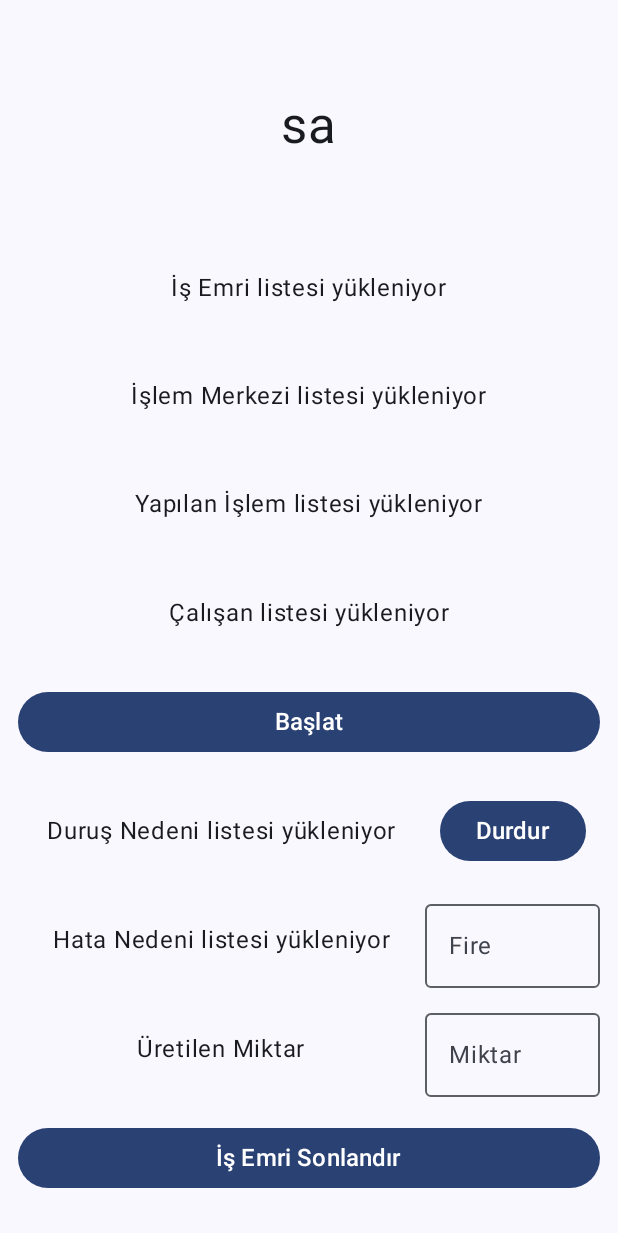
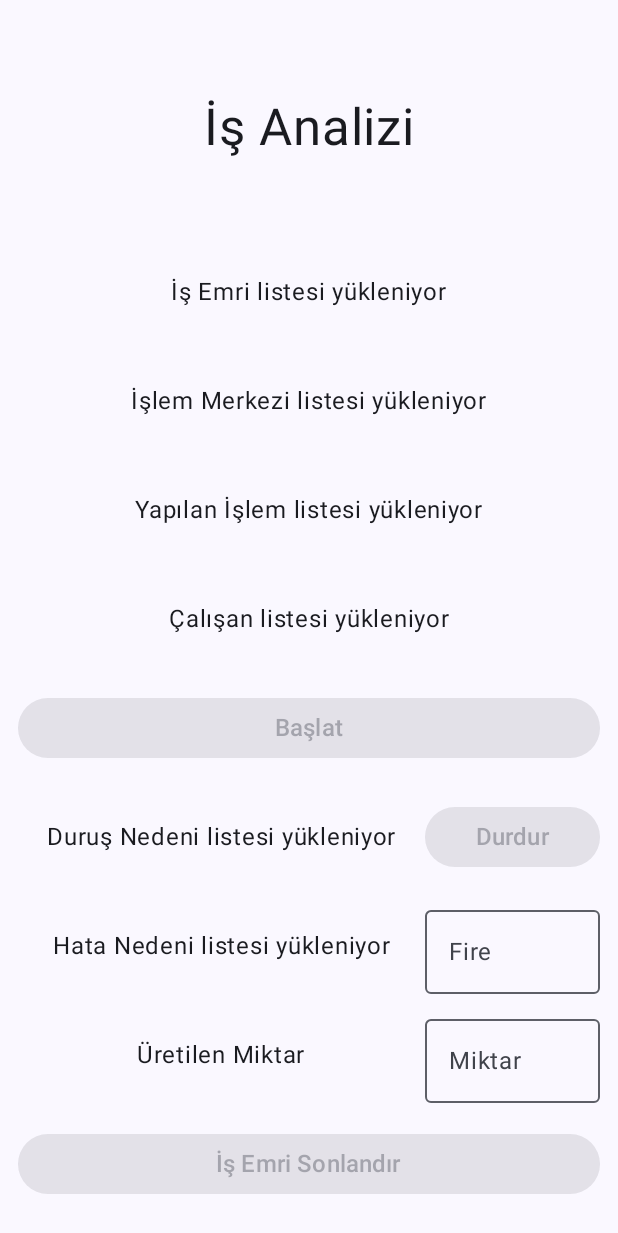
Before and after one commit to mertgoksu/JobAnalyzer, an Android app built with Jetpack Compose: the screen it shows after launch (MainActivity), on a phone screen of 412 x 824 dp. Shown: the top 1233 px of the screen. Run offline under Robolectric (Android 15) with nearby library versions, the phone set to English and light mode, and no system bars; our stand-ins replace Firebase (no records; nobody signed in at launch, a user with empty details on screens opened directly).

Commit message:
async-processes-done-buttons-logic-done-working-on-firebase

```diff
--- a/app/src/main/java/com/mertg/jobanalyzer/view/MainPage.kt
+++ b/app/src/main/java/com/mertg/jobanalyzer/view/MainPage.kt
@@ -1,115 +1,72 @@
 package com.mertg.jobanalyzer.view
 
-import androidx.compose.foundation.layout.Arrangement
-import androidx.compose.foundation.layout.Box
-import androidx.compose.foundation.layout.Column
-import androidx.compose.foundation.layout.PaddingValues
-import androidx.compose.foundation.layout.Row
-import androidx.compose.foundation.layout.fillMaxSize
-import androidx.compose.foundation.layout.fillMaxWidth
-import androidx.compose.foundation.layout.padding
+import android.widget.Toast
+import androidx.compose.foundation.layout.*
 import androidx.compose.foundation.text.KeyboardOptions
 import androidx.compose.material3.Button
-import androidx.compose.material3.CircularProgressIndicator
 import androidx.compose.material3.OutlinedTextField
 import androidx.compose.material3.Text
-import androidx.compose.runtime.Composable
-import androidx.compose.runtime.LaunchedEffect
-import androidx.compose.runtime.getValue
-import androidx.compose.runtime.mutableStateOf
-import androidx.compose.runtime.remember
-import androidx.compose.runtime.setValue
+import androidx.compose.runtime.*
 import androidx.compose.ui.Alignment
 import androidx.compose.ui.Modifier
 import androidx.compose.ui.platform.LocalContext
 import androidx.compose.ui.text.input.KeyboardType
-import androidx.compose.ui.tooling.preview.Preview
 import androidx.compose.ui.unit.dp
 import androidx.compose.ui.unit.sp
 import androidx.lifecycle.viewmodel.compose.viewModel
 import com.mertg.jobanalyzer.util.DropdownField
 import com.mertg.jobanalyzer.viewmodel.MainPageViewModel
-import kotlinx.coroutines.joinAll
-import kotlinx.coroutines.launch
 
 @Composable
-fun MainPage(innerPadding : PaddingValues) {
-
+fun MainPage(innerPadding: PaddingValues) {
     val mainPageViewModel: MainPageViewModel = viewModel()
-
     val context = LocalContext.current
 
     var isEmriKodList by remember { mutableStateOf(listOf<String>()) }
-    var selectedIsEmriKod by remember { mutableStateOf("") }
     var islemMerkeziKodList by remember { mutableStateOf(listOf<String>()) }
-    var selectedIslemMerkeziKod by remember { mutableStateOf("") }
     var yapilanIslemList by remember { mutableStateOf(listOf<String>()) }
-    var selectedYapilanIslem by remember { mutableStateOf("") }
     var calisanNoList by remember { mutableStateOf(listOf<String>()) }
-    var selectedCalisanNo by remember { mutableStateOf("") }
     var durusNedenleriList by remember { mutableStateOf(listOf<String>()) }
-    var selectedDurusNedenleri by remember { mutableStateOf("") }
     var hataNedenleriList by remember { mutableStateOf(listOf<String>()) }
-    var selectedHataNedenleri by remember { mutableStateOf("") }
-    var fireAmount by remember { mutableStateOf("") }
-    var uretilenAmount by remember { mutableStateOf("") }
 
     var isLoading by remember { mutableStateOf(true) }
     var isDataLoaded by remember { mutableStateOf(false) }
 
     LaunchedEffect(Unit) {
         isLoading = true
-        val jobs = listOf(
-            launch {
-                mainPageViewModel.getItem(context, "IsEmriKod", "diiDGUUZr4UU5VLwRks3") { names ->
-                    isEmriKodList = names ?: listOf()
-                }
-            },
-            launch {
-                mainPageViewModel.getItem(context, "IslemMerkeziKod", "4t1NFCNOJwltlkgJnxiy") { names ->
-                    islemMerkeziKodList = names ?: listOf()
-                }
-            },
-            launch {
-                mainPageViewModel.getItem(context, "YapilanIslem", "4s20cIquhfhJZw0Tw5wo") { names ->
-                    yapilanIslemList = names ?: listOf()
-                }
-            },
-            launch {
-                mainPageViewModel.getItem(context, "CalisanNo", "IHqXsJsWW9JluauX9Bnm") { names ->
-                    calisanNoList = names ?: listOf()
-                }
-            },
-            launch {
-                mainPageViewModel.getItem(context, "DurusNedenleri", "HCp0Kd9bGRR4LiDJHdkz") { names ->
-                    durusNedenleriList = names ?: listOf()
-                }
-            },
-            launch {
-                mainPageViewModel.getItem(context, "HataNedenleri", "jsHBoCeXySHurZnIQTcM") { names ->
-                    hataNedenleriList = names ?: listOf()
-                }
-            }
-        )
-        jobs.joinAll()
+        try {
+            val isEmriKodListDeferred = mainPageViewModel.getItemAsync(context, "IsEmriKod", "diiDGUUZr4UU5VLwRks3")
+            val islemMerkeziKodListDeferred = mainPageViewModel.getItemAsync(context, "IslemMerkeziKod", "4t1NFCNOJwltlkgJnxiy")
+            val yapilanIslemListDeferred = mainPageViewModel.getItemAsync(context, "YapilanIslem", "4s20cIquhfhJZw0Tw5wo")
+            val calisanNoListDeferred = mainPageViewModel.getItemAsync(context, "CalisanNo", "IHqXsJsWW9JluauX9Bnm")
+            val durusNedenleriListDeferred = mainPageViewModel.getItemAsync(context, "DurusNedenleri", "HCp0Kd9bGRR4LiDJHdkz")
+            val hataNedenleriListDeferred = mainPageViewModel.getItemAsync(context, "HataNedenleri", "jsHBoCeXySHurZnIQTcM")
+
+            isEmriKodList = isEmriKodListDeferred.await() ?: listOf()
+            islemMerkeziKodList = islemMerkeziKodListDeferred.await() ?: listOf()
+            yapilanIslemList = yapilanIslemListDeferred.await() ?: listOf()
+            calisanNoList = calisanNoListDeferred.await() ?: listOf()
+            durusNedenleriList = durusNedenleriListDeferred.await() ?: listOf()
+            hataNedenleriList = hataNedenleriListDeferred.await() ?: listOf()
+
             isLoading = false
             isDataLoaded = true
+        } catch (e: Exception) {
+            isLoading = false
+            Toast.makeText(context, "Veriler Alınamadı...", Toast.LENGTH_SHORT).show()
+        }
     }
 
     if (isLoading) {
-        Box(
-            modifier = Modifier.fillMaxSize(),
-            contentAlignment = Alignment.Center
-        ) {
+        Box(modifier = Modifier.fillMaxSize(), contentAlignment = Alignment.Center) {
             Text(text = "Yükleniyor...")
         }
     } else {
         Column(modifier = Modifier
             .fillMaxSize()
             .padding(innerPadding)
-            .padding(12.dp)
-            .padding(bottom = 4.dp)
-        ) {
+            .padding(12.dp)) {
+
             Row( // Header
                 modifier = Modifier
                     .fillMaxWidth()
@@ -117,7 +74,7 @@ fun MainPage(innerPadding : PaddingValues) {
                 verticalAlignment = Alignment.CenterVertically,
                 horizontalArrangement = Arrangement.Center
             ) {
-                Text("sa", fontSize = 34.sp)
+                Text("İş Analizi", fontSize = 34.sp)
             }
 
             Row( // Is Emri Kod
@@ -130,9 +87,9 @@ fun MainPage(innerPadding : PaddingValues) {
                 if (isEmriKodList.isNotEmpty()) {
                     DropdownField(
                         label = "İş Emri Kod:",
-                        selectedValue = selectedIsEmriKod,
+                        selectedValue = mainPageViewModel.selectedIsEmriKod,
                         options = isEmriKodList,
-                        onValueChange = { selectedIsEmriKod = "İş Emri Kod: \n$it" }
+                        onValueChange = { mainPageViewModel.selectedIsEmriKod = "İş Emri Kod: $it" }
                     )
                 } else {
                     Text("İş Emri listesi yükleniyor")
@@ -149,71 +106,28 @@ fun MainPage(innerPadding : PaddingValues) {
                 if (islemMerkeziKodList.isNotEmpty()) {
                     DropdownField(
                         label = "İşlem Merkezi Kod:",
-                        selectedValue = selectedIslemMerkeziKod,
-                        options = calisanNoList,
-                        onValueChange = { selectedIslemMerkeziKod = "İşlem Merkezi Kod: \n$it" }
+                        selectedValue = mainPageViewModel.selectedIslemMerkeziKod,
+                        options = islemMerkeziKodList,
+                        onValueChange = { mainPageViewModel.selectedIslemMerkeziKod ="İşlem Merkezi Kod: $it" }
                     )
                 } else {
                     Text("İşlem Merkezi listesi yükleniyor")
                 }
             }
 
-
-            /* Row(
+            Row( // Yapilan Islem
                 modifier = Modifier
                     .fillMaxWidth()
                     .weight(1f),
                 verticalAlignment = Alignment.CenterVertically,
                 horizontalArrangement = Arrangement.Center
             ) {
-                 Column( // Is Emri Kod
-                     modifier = Modifier.weight(1f),
-                     verticalArrangement = Arrangement.Center,
-                     horizontalAlignment = Alignment.CenterHorizontally
-                 ) {
-                     if (isEmriKodList.isNotEmpty()) {
-                         DropdownField(
-                             label = "İş Emri Kod:",
-                             selectedValue = selectedIsEmriKod,
-                             options = isEmriKodList,
-                             onValueChange = { selectedIsEmriKod = "İş Emri Kod: \n$it" }
-                         )
-                     } else {
-                         Text("İş Emri listesi yükleniyor")
-                     }
-                 }
-                 Column( // Islem Merkezi Kod
-                     modifier = Modifier.weight(1f),
-                     verticalArrangement = Arrangement.Center,
-                     horizontalAlignment = Alignment.CenterHorizontally
-                 ) {
-                     if (islemMerkeziKodList.isNotEmpty()) {
-                         DropdownField(
-                             label = "İşlem Merkezi Kod:",
-                             selectedValue = selectedIslemMerkeziKod,
-                             options = calisanNoList,
-                             onValueChange = { selectedIslemMerkeziKod = "İşlem Merkezi Kod: \n$it" }
-                         )
-                     } else {
-                         Text("İşlem Merkezi listesi yükleniyor")
-                     }
-                 }
-             }*/
-
-
-            Row ( // Yapilan Islem
-                modifier = Modifier
-                    .fillMaxWidth()
-                    .weight(1f),
-                verticalAlignment = Alignment.CenterVertically,
-                horizontalArrangement = Arrangement.Center
-            ){
                 if (yapilanIslemList.isNotEmpty()) {
                     DropdownField(
                         label = "Yapılan İşlem:",
-                        selectedValue = selectedYapilanIslem,
+                        selectedValue = mainPageViewModel.selectedYapilanIslem,
                         options = yapilanIslemList,
-                        onValueChange = { selectedYapilanIslem = "Yapılan İşlem: $it" }
+                        onValueChange = { mainPageViewModel.selectedYapilanIslem = "Yapılan İşlem: $it" }
                     )
                 } else {
                     Text("Yapılan İşlem listesi yükleniyor")
@@ -230,43 +144,45 @@ fun MainPage(innerPadding : PaddingValues) {
                 if (calisanNoList.isNotEmpty()) {
                     DropdownField(
                         label = "Çalışan No:",
-                        selectedValue = selectedCalisanNo,
+                        selectedValue = mainPageViewModel.selectedCalisanNo,
                         options = calisanNoList,
-                        onValueChange = { selectedCalisanNo = "Çalışan No: $it" }
+                        onValueChange = { mainPageViewModel.selectedCalisanNo = "Çalışan No: $it" }
                     )
                 } else {
                     Text("Çalışan listesi yükleniyor")
                 }
             }
 
-            Row ( // Baslat button
+            Row( // Baslat Button
                 modifier = Modifier
                     .fillMaxWidth()
                     .weight(1f),
                 verticalAlignment = Alignment.CenterVertically,
                 horizontalArrangement = Arrangement.Center
-            ){
+            ) {
                 Button(
-                    modifier = Modifier.fillMaxWidth(),
-                    onClick = { /*TODO*/ }
+                    onClick = {
+                        mainPageViewModel.onStartClicked()
+                    },
+                    enabled = mainPageViewModel.isStartEnabled
+                            && mainPageViewModel.selectedIsEmriKod.isNotEmpty()
+                            && mainPageViewModel.selectedIslemMerkeziKod.isNotEmpty()
+                            && mainPageViewModel.selectedYapilanIslem.isNotEmpty()
+                            && mainPageViewModel.selectedCalisanNo.isNotEmpty(),
+                    modifier = Modifier.fillMaxWidth()
                 ) {
                     Text(text = "Başlat", fontSize = 16.sp)
                 }
             }
 
-            Row ( // Durus Nedeni Row
+            Row( // Durus Nedeni
                 modifier = Modifier
                     .fillMaxWidth()
                     .weight(1f),
                 verticalAlignment = Alignment.CenterVertically,
                 horizontalArrangement = Arrangement.Center
-            ){
-                Row(
-                    modifier = Modifier.fillMaxSize(),
-                    verticalAlignment = Alignment.CenterVertically,
-                    horizontalArrangement = Arrangement.Center
             ) {
-                    Column( // Durus Nedenleri Dropdown
+                Column( // Durus Nedeni Dropdown
                     modifier = Modifier.weight(7f),
                     verticalArrangement = Arrangement.Center,
                     horizontalAlignment = Alignment.CenterHorizontally
@@ -274,88 +190,74 @@ fun MainPage(innerPadding : PaddingValues) {
                     if (durusNedenleriList.isNotEmpty()) {
                         DropdownField(
                             label = "Duruş Nedeni:",
-                                selectedValue = selectedDurusNedenleri,
+                            selectedValue = mainPageViewModel.selectedStopReason,
                             options = durusNedenleriList,
-                                onValueChange = { selectedDurusNedenleri = "Duruş Nedeni: $it" }
+                            onValueChange = {
+                                mainPageViewModel.onStopReasonSelected("Duruş Nedeni: $it")
+                            }
                         )
                     } else {
                         Text("Duruş Nedeni listesi yükleniyor")
                     }
                 }
-                    Column( // Durdur Button
+                Column( // Durus Nedeni DurdurButton
                     modifier = Modifier.weight(3f),
                     verticalArrangement = Arrangement.Center,
                     horizontalAlignment = Alignment.CenterHorizontally
                 ) {
                     Button(
-                            onClick = { /*TODO*/ }
+                        onClick = {
+                            mainPageViewModel.onStopClicked()
+                        },
+                        enabled = mainPageViewModel.isStopEnabled,
+                        modifier = Modifier.fillMaxWidth()
                     ) {
                         Text(text = "Durdur", fontSize = 16.sp)
                     }
                 }
             }
-            }
 
-            Row ( // Hata Nedeni Row
+            Row( // Hata Nedeni
                 modifier = Modifier
                     .fillMaxWidth()
                     .weight(1f),
                 verticalAlignment = Alignment.CenterVertically,
                 horizontalArrangement = Arrangement.Center
-            ){
-                Row(
-                    modifier = Modifier.fillMaxSize(),
-                    verticalAlignment = Alignment.CenterVertically,
-                    horizontalArrangement = Arrangement.Center
             ) {
-                    Column(
+                Column( // Hata Nedeni Dropdown
                     modifier = Modifier.weight(7f),
                     verticalArrangement = Arrangement.Center,
                     horizontalAlignment = Alignment.CenterHorizontally
                 ) {
-                        if(hataNedenleriList.isNotEmpty()){
+                    if (hataNedenleriList.isNotEmpty()) {
                         DropdownField(
                             label = "Hata Nedeni:",
-                                selectedValue = selectedHataNedenleri,
+                            selectedValue = mainPageViewModel.selectedHataNedenleri,
                             options = hataNedenleriList,
-                                onValueChange = { selectedHataNedenleri = "Hata Nedeni: $it" }
+                            onValueChange = { mainPageViewModel.onHataNedeniSelected("Hata Nedeni: $it") }
                         )
                     } else {
                         Text("Hata Nedeni listesi yükleniyor")
                     }
                 }
-
-
-                    Column(
-                        modifier = Modifier.weight(3f),
-                        verticalArrangement = Arrangement.Center,
-                        horizontalAlignment = Alignment.CenterHorizontally
-                    ) {
-                        Column(
+                Column( // Hata Nedeni Fire textfield
                     modifier = Modifier.weight(3f),
                     verticalArrangement = Arrangement.Center,
                     horizontalAlignment = Alignment.CenterHorizontally
                 ) {
                     OutlinedTextField(
-                                value = fireAmount,
-                                onValueChange = { fireAmount = it },
+                        value = mainPageViewModel.fireAmount,
+                        onValueChange = { mainPageViewModel.onFireAmountChanged(it) },
                         label = { Text("Fire") },
                         keyboardOptions = KeyboardOptions.Default.copy(keyboardType = KeyboardType.Number)
                     )
                 }
             }
-                }
-            }
 
-            Row ( // Uretilen Miktar
+            Row( // Uretilen Miktar
                 modifier = Modifier
                     .fillMaxWidth()
                     .weight(1f),
-                verticalAlignment = Alignment.CenterVertically,
-                horizontalArrangement = Arrangement.Center
-            ){
-                Row(
-                    modifier = Modifier.fillMaxWidth(),
                 verticalAlignment = Alignment.CenterVertically,
                 horizontalArrangement = Arrangement.Center
             ) {
@@ -372,25 +274,28 @@ fun MainPage(innerPadding : PaddingValues) {
                     horizontalAlignment = Alignment.CenterHorizontally
                 ) {
                     OutlinedTextField(
-                            value = uretilenAmount,
-                            onValueChange = { uretilenAmount = it },
+                        value = mainPageViewModel.uretilenAmount,
+                        onValueChange = { mainPageViewModel.onUretilenAmountChanged(it) },
                         label = { Text("Miktar") },
                         keyboardOptions = KeyboardOptions.Default.copy(keyboardType = KeyboardType.Number)
                     )
                 }
             }
-            }
 
-            Row( // Is Emri Sonlandir Button
+            Row( // İş Emri Sonlandır Button
                 modifier = Modifier
                     .fillMaxWidth()
                     .weight(1f),
                 verticalAlignment = Alignment.CenterVertically,
                 horizontalArrangement = Arrangement.Center
-            ){
+            ) {
                 Button(
-                    modifier = Modifier.fillMaxWidth(),
-                    onClick = { /*TODO*/ }) {
+                    onClick = {
+                        mainPageViewModel.onTerminateClicked()
+                    },
+                    enabled = !mainPageViewModel.isStartEnabled && mainPageViewModel.isTerminateEnabled && mainPageViewModel.isStopButtonClicked,
+                    modifier = Modifier.fillMaxWidth()
+                ) {
                     Text(text = "İş Emri Sonlandır", fontSize = 16.sp)
                 }
             }
--- a/app/src/main/java/com/mertg/jobanalyzer/viewmodel/MainPageViewModel.kt
+++ b/app/src/main/java/com/mertg/jobanalyzer/viewmodel/MainPageViewModel.kt
@@ -1,33 +1,130 @@
 package com.mertg.jobanalyzer.viewmodel
-
 
 import android.content.Context
 import android.widget.Toast
+import androidx.compose.runtime.getValue
+import androidx.compose.runtime.mutableStateOf
+import androidx.compose.runtime.setValue
 import androidx.lifecycle.ViewModel
+import androidx.lifecycle.viewModelScope
 import com.google.firebase.firestore.ktx.firestore
 import com.google.firebase.ktx.Firebase
+import com.mertg.jobanalyzer.model.JobPackage
+import kotlinx.coroutines.Deferred
+import kotlinx.coroutines.Dispatchers
+import kotlinx.coroutines.async
+import kotlinx.coroutines.tasks.await
+import kotlinx.coroutines.withContext
+import java.util.Date
 
 class MainPageViewModel : ViewModel() {
     private val db = Firebase.firestore
 
-    fun getItem(context: Context, collectionName: String, collectionPath: String, callback: (List<String>?) -> Unit) {
-        // İstenen koleksiyonundaki belgeyi al
+    var isStartEnabled by mutableStateOf(true)
+    var isStopEnabled by mutableStateOf(false)
+    var isTerminateEnabled by mutableStateOf(false)
+    var selectedStopReason by mutableStateOf("")
+
+    var selectedIsEmriKod by mutableStateOf("")
+    var selectedIslemMerkeziKod by mutableStateOf("")
+    var selectedYapilanIslem by mutableStateOf("")
+    var selectedCalisanNo by mutableStateOf("")
+
+    var selectedHataNedenleri by mutableStateOf("")
+
+    var fireAmount by mutableStateOf("")
+    var uretilenAmount by mutableStateOf("")
+
+    var jobPackage: JobPackage? by mutableStateOf(null)
+
+    var isStopButtonClicked by mutableStateOf(false)
+
+    fun onStartClicked() {
+        isStartEnabled = false
+        updateStopEnabledState()
+        isTerminateEnabled = false
+        isStopButtonClicked = false
+        createJobPackage()
+    }
+
+    private fun createJobPackage() {
+        jobPackage = JobPackage(
+            isEmriKod = selectedIsEmriKod,
+            islemMerkeziKod = selectedIslemMerkeziKod,
+            yapilanIslem = selectedYapilanIslem,
+            calisanNo = selectedCalisanNo,
+            startTime = Date() // Şu anki tarih ve saat
+        )
+    }
+
+    fun onStopReasonSelected(reason: String) {
+        selectedStopReason = reason
+        updateStopEnabledState()
+    }
+
+    fun onStopClicked() {
+        isStopEnabled = false
+        isTerminateEnabled = true
+        isStopButtonClicked = true
+    }
+
+    fun onTerminateClicked() {
+        isStartEnabled = true
+        isStopEnabled = false
+        isTerminateEnabled = false
+        selectedStopReason = ""
+
+        selectedIsEmriKod = ""
+        selectedIslemMerkeziKod = ""
+        selectedYapilanIslem = ""
+        selectedCalisanNo = ""
+        fireAmount = ""
+        uretilenAmount = ""
+    }
+
+    private fun updateStopEnabledState() {
+        isStopEnabled = selectedStopReason.isNotEmpty() && !isStartEnabled
+    }
+
+    fun onHataNedeniSelected(reason: String) {
+        selectedHataNedenleri = reason
+        updateTerminateEnabledState()
+    }
+
+    fun onFireAmountChanged(amount: String) {
+        fireAmount = amount
+        updateTerminateEnabledState()
+    }
+
+    fun onUretilenAmountChanged(amount: String) {
+        uretilenAmount = amount
+        updateTerminateEnabledState()
+    }
+
+    private fun updateTerminateEnabledState() {
+        isTerminateEnabled = isStopButtonClicked &&
+                selectedHataNedenleri.isNotEmpty() &&
+                fireAmount.isNotEmpty() &&
+                uretilenAmount.isNotEmpty()
+    }
+
+    fun getItemAsync(context: Context, collectionName: String, collectionPath: String): Deferred<List<String>?> = viewModelScope.async {
         val docRef = db.collection(collectionName).document(collectionPath)
-
-        docRef.get()
-            .addOnSuccessListener { document ->
-                if (document != null && document.exists()) {
-                    // Belge varsa ürün isimlerini al ve callback'i çağır
-                    val itemNames = document.data?.values?.map { it.toString() }
-                    callback(itemNames)
-                } else {
+        try {
+            val document = docRef.get().await()
+            if (document.exists()) {
+                document.data?.values?.map { it.toString() }
+            } else {
+                withContext(Dispatchers.Main) {
                     Toast.makeText(context, "Belge bulunamadı", Toast.LENGTH_SHORT).show()
-                    callback(null)
                 }
+                null
             }
-            .addOnFailureListener { exception ->
-                Toast.makeText(context, "Veri alınamadı: ${exception.message}", Toast.LENGTH_SHORT).show()
-                callback(null)
+        } catch (e: Exception) {
+            withContext(Dispatchers.Main) {
+                Toast.makeText(context, "Veri alınamadı: ${e.message}", Toast.LENGTH_SHORT).show()
             }
+            null
+        }
     }
 }
```
Also changed, not shown: app/src/main/java/com/mertg/jobanalyzer/model/JobPackage.kt (added, +11 -0 lines). Lines whose indentation alone changed are shown as unchanged.
